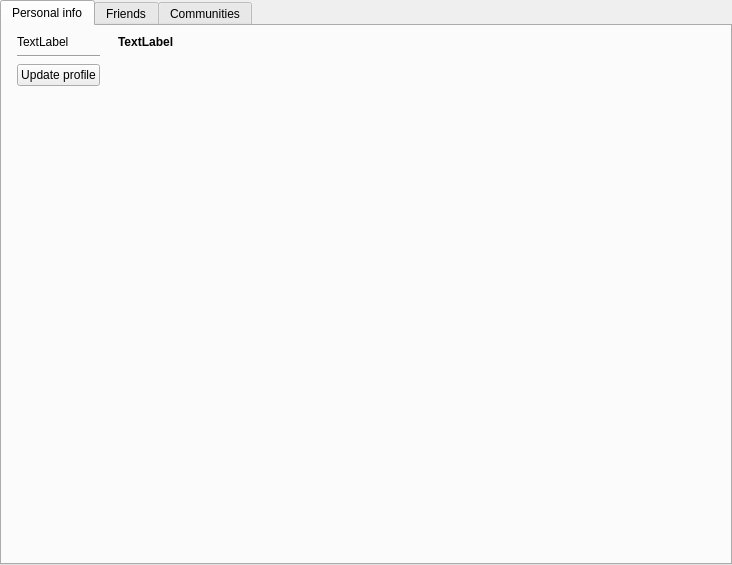
The window that src/plugins/blogique/plugins/metida/profilewidget.ui (0xd34df00d/leechcraft) describes before a commit, drawn with Qt 5.
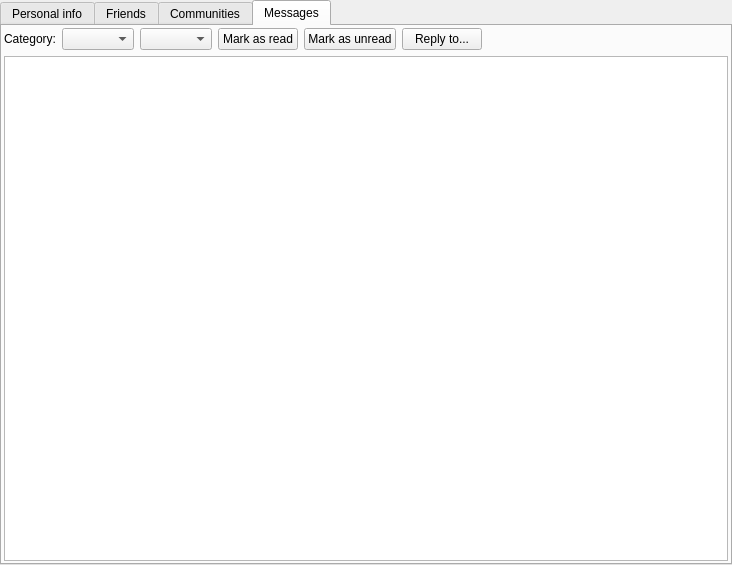
The same window after the commit. The open tabs and pages were chosen to show the change.

Commit message: Blogique Metida: start work with inbox messages

Patch:
```diff
--- a/src/plugins/blogique/plugins/metida/profilewidget.ui
+++ b/src/plugins/blogique/plugins/metida/profilewidget.ui
@@ -27,6 +27,15 @@
        <string>Personal info</string>
       </attribute>
       <layout class="QGridLayout" name="gridLayout_3">
+       <property name="leftMargin">
+        <number>2</number>
+       </property>
+       <property name="topMargin">
+        <number>2</number>
+       </property>
+       <property name="rightMargin">
+        <number>2</number>
+       </property>
        <item row="0" column="0" rowspan="2">
         <layout class="QVBoxLayout" name="verticalLayout">
          <property name="leftMargin">
@@ -217,6 +226,86 @@
        </item>
       </layout>
      </widget>
+     <widget class="QWidget" name="tab_4">
+      <attribute name="title">
+       <string>Messages</string>
+      </attribute>
+      <layout class="QGridLayout" name="gridLayout_5">
+       <property name="margin">
+        <number>2</number>
+       </property>
+       <item row="0" column="0">
+        <layout class="QHBoxLayout" name="horizontalLayout_2">
+         <item>
+          <layout class="QHBoxLayout" name="horizontalLayout">
+           <item>
+            <widget class="QLabel" name="label">
+             <property name="text">
+              <string>Category:</string>
+             </property>
+            </widget>
+           </item>
+           <item>
+            <widget class="QComboBox" name="Category_">
+             <property name="sizePolicy">
+              <sizepolicy hsizetype="Preferred" vsizetype="Fixed">
+               <horstretch>0</horstretch>
+               <verstretch>0</verstretch>
+              </sizepolicy>
+             </property>
+            </widget>
+           </item>
+           <item>
+            <widget class="QComboBox" name="FriendsUpdates_"/>
+           </item>
+          </layout>
+         </item>
+         <item>
+          <widget class="QPushButton" name="MarkRead_">
+           <property name="text">
+            <string>Mark as read</string>
+           </property>
+          </widget>
+         </item>
+         <item>
+          <widget class="QPushButton" name="MarkUnread_">
+           <property name="text">
+            <string>Mark as unread</string>
+           </property>
+          </widget>
+         </item>
+         <item>
+          <widget class="QPushButton" name="WriteReply_">
+           <property name="text">
+            <string>Reply to...</string>
+           </property>
+          </widget>
+         </item>
+         <item>
+          <spacer name="horizontalSpacer_2">
+           <property name="orientation">
+            <enum>Qt::Horizontal</enum>
+           </property>
+           <property name="sizeHint" stdset="0">
+            <size>
+             <width>40</width>
+             <height>20</height>
+            </size>
+           </property>
+          </spacer>
+         </item>
+        </layout>
+       </item>
+       <item row="1" column="0">
+        <widget class="QTreeView" name="InboxView_"/>
+       </item>
+      </layout>
+      <zorder>label</zorder>
+      <zorder>InboxView_</zorder>
+      <zorder>MarkRead_</zorder>
+      <zorder>MarkUnread_</zorder>
+      <zorder>Category_</zorder>
+     </widget>
     </widget>
    </item>
   </layout>
```
Left out of the diff: 3 changed lines with no effect on the pictures. The commit also changes 8 other files.
